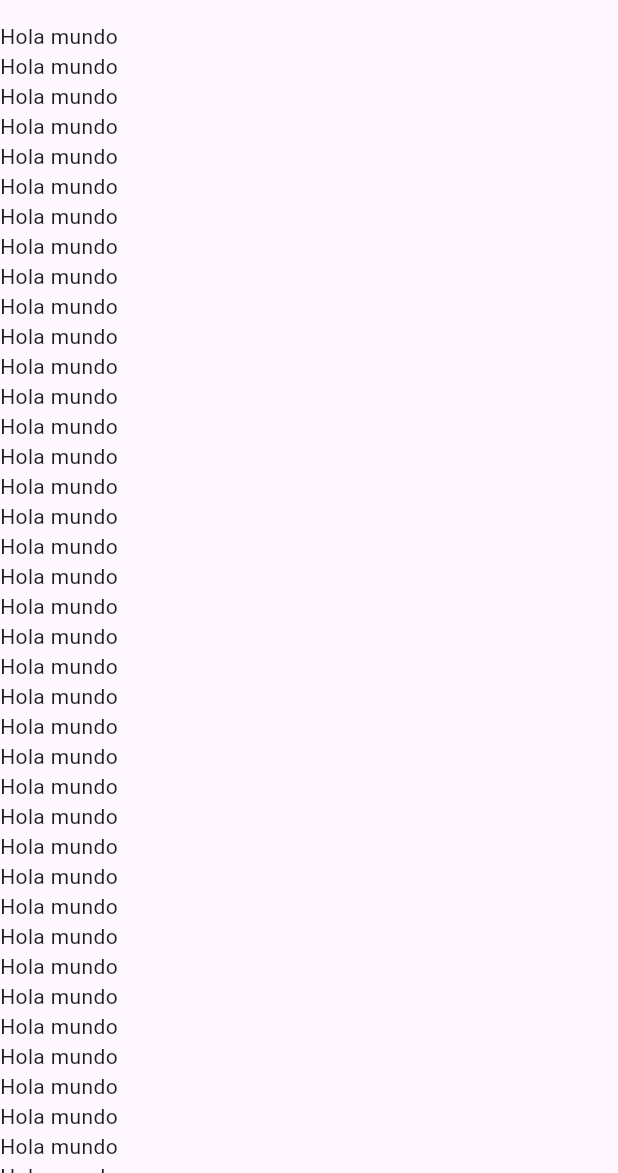
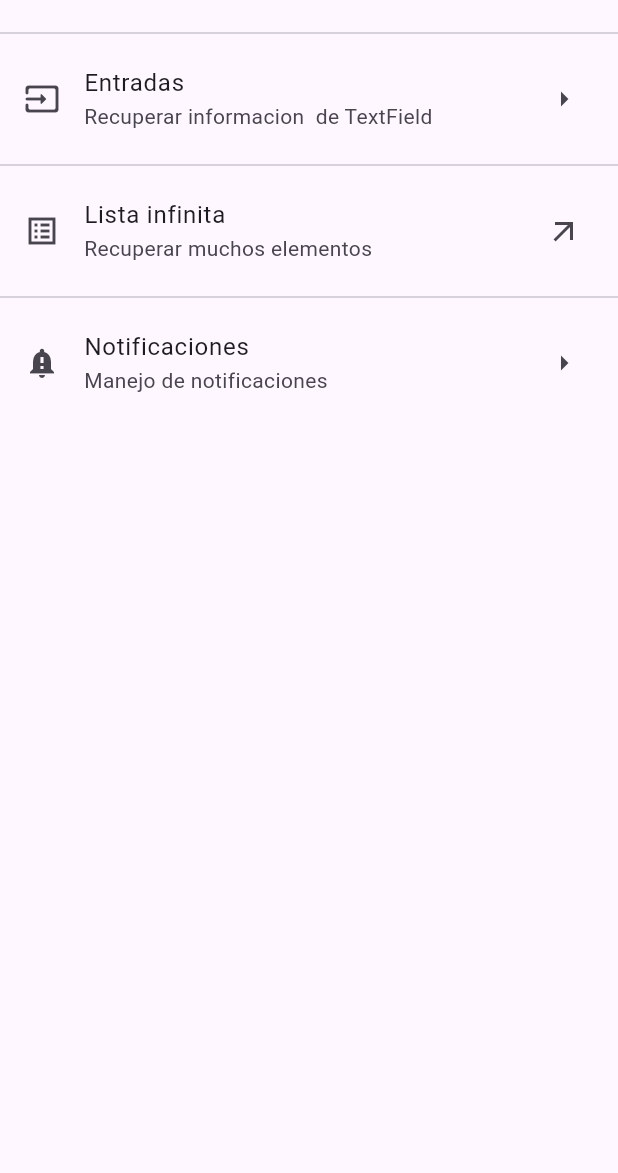
Before and after one commit to SantiagoHM27/componentes_flutter, a Flutter app: the screen it shows after launch, on a phone screen of 412 x 824 dp, the part 63-1236 px from its top. Run offline on Flutter 3.47's test engine with Material 3 defaults, Android fonts, the phone set to English and light mode, and no system bars.

Commit message:
Inserting LisTile in the ListView

```diff
--- a/lib/home_screen.dart
+++ b/lib/home_screen.dart
@@ -11,97 +11,27 @@ class HomeScreen extends StatelessWidget {
       ),
         body:  ListView(
           children: const [
-            Text('Hola mundo'),
-            Text('Hola mundo'),
-            Text('Hola mundo'),
-            Text('Hola mundo'),
-            Text('Hola mundo'),
-            Text('Hola mundo'),
-            Text('Hola mundo'),
-            Text('Hola mundo'),
-            Text('Hola mundo'),
-            Text('Hola mundo'),
-            Text('Hola mundo'),
-            Text('Hola mundo'),
-            Text('Hola mundo'),
-            Text('Hola mundo'),
-            Text('Hola mundo'),
-            Text('Hola mundo'),
-            Text('Hola mundo'),
-            Text('Hola mundo'),
-            Text('Hola mundo'),
-            Text('Hola mundo'),
-            Text('Hola mundo'),
-            Text('Hola mundo'),
-            Text('Hola mundo'),
-            Text('Hola mundo'),
-            Text('Hola mundo'),
-            Text('Hola mundo'),
-            Text('Hola mundo'),
-            Text('Hola mundo'),
-            Text('Hola mundo'),
-            Text('Hola mundo'),
-            Text('Hola mundo'),
-            Text('Hola mundo'),
-            Text('Hola mundo'),
-            Text('Hola mundo'),
-            Text('Hola mundo'),
-            Text('Hola mundo'),
-            Text('Hola mundo'),
-            Text('Hola mundo'),
-            Text('Hola mundo'),
-            Text('Hola mundo'),
-            Text('Hola mundo'),
-            Text('Hola mundo'),
-            Text('Hola mundo'),
-            Text('Hola mundo'),
-            Text('Hola mundo'),
-            Text('Hola mundo'),
-            Text('Hola mundo'),
-            Text('Hola mundo'),
-            Text('Hola mundo'),
-            Text('Hola mundo'),
-            Text('Hola mundo'),
-            Text('Hola mundo'),
-            Text('Hola mundo'),
-            Text('Hola mundo'),
-            Text('Hola mundo'),
-            Text('Hola mundo'),
-            Text('Hola mundo'),
-            Text('Hola mundo'),
-            Text('Hola mundo'),
-            Text('Hola mundo'),
-            Text('Hola mundo'),
-            Text('Hola mundo'),
-            Text('Hola mundo'),
-            Text('Hola mundo'),
-            Text('Hola mundo'),
-            Text('Hola mundo'),
-            Text('Hola mundo'),
-            Text('Hola mundo'),
-            Text('Hola mundo'),
-            Text('Hola mundo'),
-            Text('Hola mundo'),
-            Text('Hola mundo'),
-            Text('Hola mundo'),
-            Text('Hola mundo'),
-            Text('Hola mundo'),
-            Text('Hola mundo'),
-            Text('Hola mundo'),
-            Text('Hola mundo'),
-            Text('Hola mundo'),
-            Text('Hola mundo'),
-            Text('Hola mundo'),
-            Text('Hola mundo'),
-            Text('Hola mundo'),
-            Text('Hola mundo'),
-            Text('Hola mundo'),
-            Text('Hola mundo'),
-            Text('Hola mundo'),
-            Text('Hola mundo'),
-            Text('Hola mundo'),
-            Text('Hola mundo'),
-            Text('Hola mundo'),
+            Divider(),
+            ListTile(
+              title: Text('Entradas'),
+              subtitle: Text('Recuperar informacion  de TextField'),
+              leading: Icon(Icons.input_rounded),
+              trailing: Icon(Icons.arrow_right_outlined),
+            ),
+            Divider(),
+            ListTile(
+              title: Text('Lista infinita'),
+              subtitle: Text('Recuperar muchos elementos'),
+              leading: Icon(Icons.list_alt_sharp),
+              trailing: Icon(Icons.arrow_outward_outlined),
+            ),
+            Divider(),
+            ListTile(
+              title: Text('Notificaciones'),
+              subtitle: Text('Manejo de notificaciones'),
+              leading: Icon(Icons.notification_important),
+              trailing: Icon(Icons.arrow_right),
+            )
           ],
         ),
 
```
